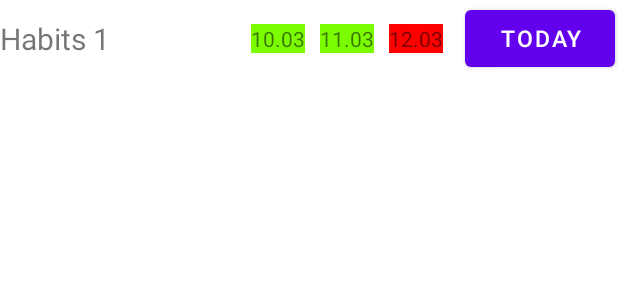
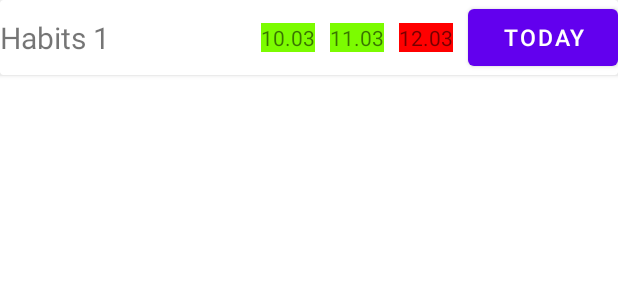
Before and after one commit to agera404/HabitsTracker, an Android app: the layout habit_item.xml on its own in the app's theme, with its tools: preview values and no code run, on a phone screen of 412 x 824 dp. Shown: the top 300 px of the screen. Run offline under Robolectric (Android 15) with nearby library versions, the phone set to English and light mode, and no system bars.

Commit message:
Доделка HabitsAdapter.kt

```diff
--- a/app/build.gradle
+++ b/app/build.gradle
@@ -44,6 +44,7 @@ dependencies {
     implementation 'androidx.legacy:legacy-support-v4:1.0.0'
     implementation 'androidx.lifecycle:lifecycle-livedata-ktx:2.4.1'
     implementation 'androidx.lifecycle:lifecycle-viewmodel-ktx:2.4.1'
+    implementation 'androidx.recyclerview:recyclerview:1.3.0-alpha02'
     testImplementation 'junit:junit:4.13.2'
     androidTestImplementation 'androidx.test.ext:junit:1.1.3'
     androidTestImplementation 'androidx.test.espresso:espresso-core:3.4.0'
--- a/app/src/main/java/com/example/habitstracker/adapters/HabitsAdapter.kt
+++ b/app/src/main/java/com/example/habitstracker/adapters/HabitsAdapter.kt
@@ -1,25 +1,29 @@
 package com.example.habitstracker.adapters
 
-import android.view.View
+import android.view.LayoutInflater
 import android.view.ViewGroup
 import androidx.recyclerview.widget.RecyclerView
-import com.example.habitstracker.R
+import com.example.habitstracker.databinding.HabitItemBinding
 
-class HabitsAdapter(private val dataSet: Array<Habits>): RecyclerView.Adapter<HabitsAdapter.ViewHolder>() {
-    class ViewHolder(view: View){
-        init {
+import com.example.habitstracker.models.Habit
 
+class HabitsAdapter(private val habitsSet: Array<Habit>) : RecyclerView.Adapter<HabitsAdapter.ViewHolder>() {
+    class ViewHolder(private val _binding: HabitItemBinding): RecyclerView.ViewHolder(_binding.root){
+        fun bind(habit: Habit){
+            _binding.habitItemTextView.text = habit.name
         }
     }
 
     override fun onCreateViewHolder(parent: ViewGroup, viewType: Int): ViewHolder {
-        val view = LayoutInflater.from(parent.context)
-            .inflate(R.layout.text_row_item, parent, false)
+        val _binding = HabitItemBinding.inflate(LayoutInflater.from(parent.context), parent, false)
 
-        return ViewHolder(view)
+        return ViewHolder(_binding)
     }
 
     override fun onBindViewHolder(holder: ViewHolder, position: Int) {
-        TODO("Not yet implemented")
+        val habit = habitsSet[position]
+        holder.bind(habit)
     }
+    override fun getItemCount(): Int = habitsSet.size
+
 }
--- /dev/null
+++ b/app/src/main/java/com/example/habitstracker/models/Habit.kt
@@ -0,0 +1,8 @@
+package com.example.habitstracker.models
+
+import java.util.*
+
+
+class Habit(var name: String, val dates: List<Date>) {
+
+}
--- a/app/src/main/res/layout/habit_item.xml
+++ b/app/src/main/res/layout/habit_item.xml
@@ -1,81 +1,71 @@
 <?xml version="1.0" encoding="utf-8"?>
-<LinearLayout xmlns:android="http://schemas.android.com/apk/res/android"
-    xmlns:app="http://schemas.android.com/apk/res-auto"
+<androidx.cardview.widget.CardView xmlns:android="http://schemas.android.com/apk/res/android"
     xmlns:tools="http://schemas.android.com/tools"
     android:layout_width="match_parent"
-    android:layout_height="match_parent"
-    android:orientation="vertical">
-
-    <androidx.constraintlayout.widget.ConstraintLayout
+    android:layout_height="wrap_content"
+    xmlns:app="http://schemas.android.com/apk/res-auto">
+    <RelativeLayout
         android:layout_width="match_parent"
-        android:layout_height="wrap_content">
+        android:layout_height="wrap_content"
+        android:id="@+id/habit_item_rl"
+        >
 
         <TextView
-            android:id="@+id/textView"
+            android:id="@+id/habit_item_textView"
             android:layout_width="wrap_content"
             android:layout_height="wrap_content"
-            android:layout_marginTop="12dp"
-            android:layout_marginBottom="11dp"
             android:text="Habits 1"
             android:textSize="20sp"
-            app:layout_constraintBottom_toBottomOf="parent"
-            app:layout_constraintEnd_toStartOf="@+id/button"
-            app:layout_constraintHorizontal_bias="0.0"
-            app:layout_constraintStart_toStartOf="parent"
-            app:layout_constraintTop_toTopOf="parent"
-            app:layout_constraintVertical_bias="0.0" />
+            android:layout_alignParentLeft="true"
+            android:layout_centerVertical="true"
+            android:layout_marginEnd="0dp"
+             />
 
         <LinearLayout
+            android:id="@+id/habit_item_ll"
             android:layout_width="wrap_content"
             android:layout_height="wrap_content"
+            android:layout_centerVertical="true"
+            android:layout_toStartOf="@+id/habit_item_bttn"
             android:orientation="horizontal"
-            app:layout_constraintBottom_toBottomOf="parent"
-            app:layout_constraintEnd_toStartOf="@+id/button"
-            app:layout_constraintHorizontal_bias="0.95"
-            app:layout_constraintStart_toEndOf="@+id/textView"
-            app:layout_constraintTop_toTopOf="parent">
+            app:layout_constraintEnd_toStartOf="@+id/habit_item_bttn">
 
             <TextView
+                android:id="@+id/habit_item_threedayago"
                 android:layout_width="wrap_content"
                 android:layout_height="wrap_content"
-                android:text="10.03"
-                android:layout_marginRight="10dp"
-                android:background="#7CFC00"/>
+                android:layout_marginEnd="10dp"
+                android:background="@color/limegreen"
+                android:text="10.03" />
 
             <TextView
+                android:id="@+id/habit_item_twodayago"
                 android:layout_width="wrap_content"
                 android:layout_height="wrap_content"
-                android:text="11.03"
-                android:layout_marginRight="10dp"
-                android:background="#7CFC00"
-                />
+                android:layout_marginEnd="10dp"
+                android:background="@color/limegreen"
+                android:text="11.03" />
 
             <TextView
+                android:id="@+id/habit_item_yesterday"
                 android:layout_width="wrap_content"
                 android:layout_height="wrap_content"
-                android:layout_marginRight="10dp"
-                android:text="12.03"
-                android:background="#FF0000"/>
+                android:layout_marginEnd="10dp"
+                android:background="@color/red"
+                android:text="12.03" />
 
 
         </LinearLayout>
 
         <Button
-            android:id="@+id/button"
+            android:id="@+id/habit_item_bttn"
             android:layout_width="100dp"
             android:layout_height="50dp"
-            android:layout_marginEnd="2dp"
-            app:layout_constraintBottom_toBottomOf="parent"
-            app:layout_constraintEnd_toEndOf="parent"
-            app:layout_constraintTop_toTopOf="parent"
+            android:layout_alignParentEnd="true"
+            android:layout_marginEnd="0dp"
             android:text="today"
-            android:textSize="15sp"/>
+            android:textSize="15sp" />
 
 
-    </androidx.constraintlayout.widget.ConstraintLayout>
-
-
-
-
-
-</LinearLayout>
+    </RelativeLayout>
+</androidx.cardview.widget.CardView>
--- a/app/src/main/res/layout/main_fragment.xml
+++ b/app/src/main/res/layout/main_fragment.xml
@@ -5,6 +5,10 @@
     android:layout_height="match_parent"
     tools:context=".fragments.MainFragment">
 
-
+    <androidx.recyclerview.widget.RecyclerView
+        android:id="@+id/recyclerView"
+        android:layout_width="match_parent"
+        android:layout_height="match_parent"
+        android:scrollbars="vertical"/>
 
 </FrameLayout>
--- a/app/src/main/res/values/colors.xml
+++ b/app/src/main/res/values/colors.xml
@@ -7,4 +7,6 @@
     <color name="teal_700">#FF018786</color>
     <color name="black">#FF000000</color>
     <color name="white">#FFFFFFFF</color>
+    <color name="limegreen">#7CFC00</color>
+    <color name="red">#FF0000</color>
 </resources>
```
